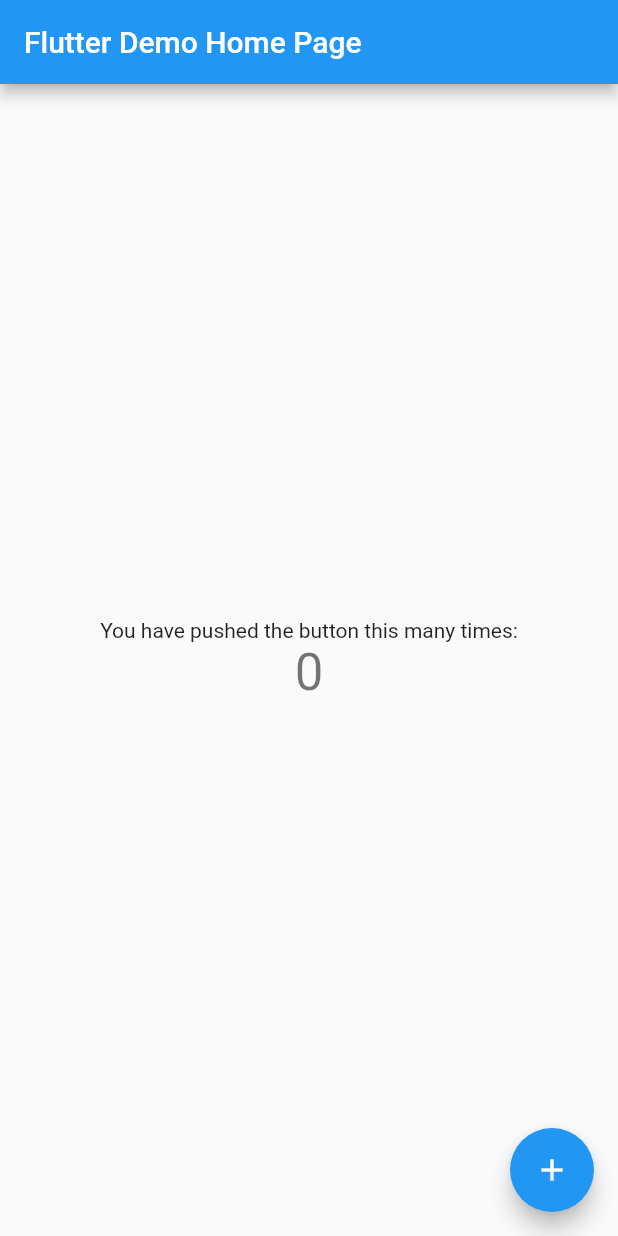
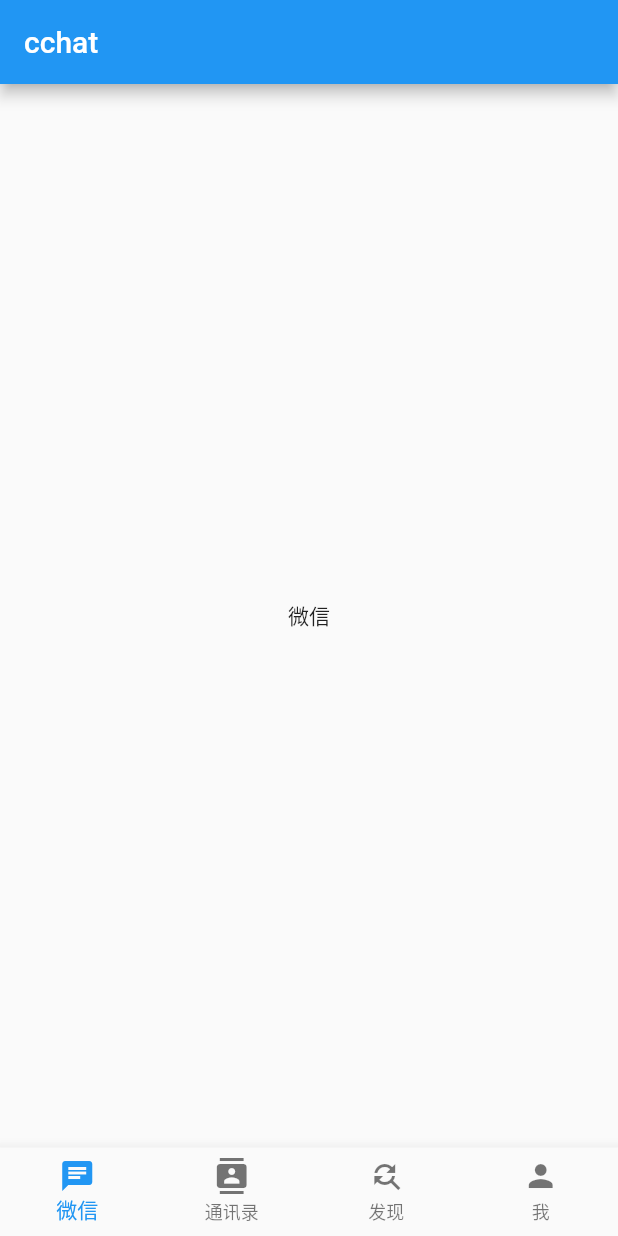
Before and after one commit to dogcodes/cchat, a Flutter app: the screen it shows after launch, on a phone screen of 412 x 824 dp. Run offline on Flutter 3.47's test engine with Material 2 defaults, Android fonts, the phone set to English and light mode, and no system bars.

Commit message:
Add bottom tab.

```diff
--- /dev/null
+++ b/lib/chat_page.dart
@@ -0,0 +1,12 @@
+import 'package:flutter/material.dart';
+
+class ChatPage extends StatelessWidget {
+  @override
+  Widget build(BuildContext context) {
+    return Scaffold(
+      body: Center(
+        child: Text('微信'),
+      ),
+    );
+  }
+}
--- a/lib/main.dart
+++ b/lib/main.dart
@@ -1,4 +1,9 @@
 import 'package:flutter/material.dart';
+import 'package:cchat/chat_page.dart';
+
+import 'contact_page.dart';
+import 'discover_page.dart';
+import 'me_page.dart';
 
 void main() => runApp(MyApp());
 
@@ -45,67 +50,42 @@ class MyHomePage extends StatefulWidget {
 
 class _MyHomePageState extends State<MyHomePage> {
   int _counter = 0;
+  final bodyList = [ChatPage(), ContactPage(), DiscoverPage(), MePage()];
 
-  void _incrementCounter() {
+  _incrementCounter(int value) {
     setState(() {
       // This call to setState tells the Flutter framework that something has
       // changed in this State, which causes it to rerun the build method below
       // so that the display can reflect the updated values. If we changed
       // _counter without calling setState(), then the build method would not be
       // called again, and so nothing would appear to happen.
-      _counter++;
+      _counter = value;
     });
   }
 
   @override
   Widget build(BuildContext context) {
-    // This method is rerun every time setState is called, for instance as done
-    // by the _incrementCounter method above.
-    //
-    // The Flutter framework has been optimized to make rerunning build methods
-    // fast, so that you can just rebuild anything that needs updating rather
-    // than having to individually change instances of widgets.
     return Scaffold(
-      appBar: AppBar(
-        // Here we take the value from the MyHomePage object that was created by
-        // the App.build method, and use it to set our appbar title.
-        title: Text(widget.title),
+      appBar: new AppBar(
+        title: Text('cchat'),
       ),
-      body: Center(
-        // Center is a layout widget. It takes a single child and positions it
-        // in the middle of the parent.
-        child: Column(
-          // Column is also layout widget. It takes a list of children and
-          // arranges them vertically. By default, it sizes itself to fit its
-          // children horizontally, and tries to be as tall as its parent.
-          //
-          // Invoke "debug painting" (press "p" in the console, choose the
-          // "Toggle Debug Paint" action from the Flutter Inspector in Android
-          // Studio, or the "Toggle Debug Paint" command in Visual Studio Code)
-          // to see the wireframe for each widget.
-          //
-          // Column has various properties to control how it sizes itself and
-          // how it positions its children. Here we use mainAxisAlignment to
-          // center the children vertically; the main axis here is the vertical
-          // axis because Columns are vertical (the cross axis would be
-          // horizontal).
-          mainAxisAlignment: MainAxisAlignment.center,
-          children: <Widget>[
-            Text(
-              'You have pushed the button this many times:',
-            ),
-            Text(
-              '$_counter',
-              style: Theme.of(context).textTheme.display1,
-            ),
-          ],
-        ),
+      body: IndexedStack(
+        index: _counter,
+        children: bodyList,
       ),
-      floatingActionButton: FloatingActionButton(
-        onPressed: _incrementCounter,
-        tooltip: 'Increment',
-        child: Icon(Icons.add),
-      ), // This trailing comma makes auto-formatting nicer for build methods.
+      bottomNavigationBar: BottomNavigationBar(
+        items: [
+          BottomNavigationBarItem(icon: Icon(Icons.chat), title: Text('微信')),
+          BottomNavigationBarItem(
+              icon: Icon(Icons.contacts), title: Text('通讯录')),
+          BottomNavigationBarItem(
+              icon: Icon(Icons.find_replace), title: Text('发现')),
+          BottomNavigationBarItem(icon: Icon(Icons.person), title: Text('我')),
+        ],
+        type: BottomNavigationBarType.fixed,
+        currentIndex: _counter,
+        onTap: _incrementCounter,
+      ),
     );
   }
 }
```
Also changed, not shown: lib/contact_page.dart (added, +12 -0 lines), lib/discover_page.dart (added, +12 -0 lines), lib/me_page.dart (added, +12 -0 lines), pubspec.lock.
